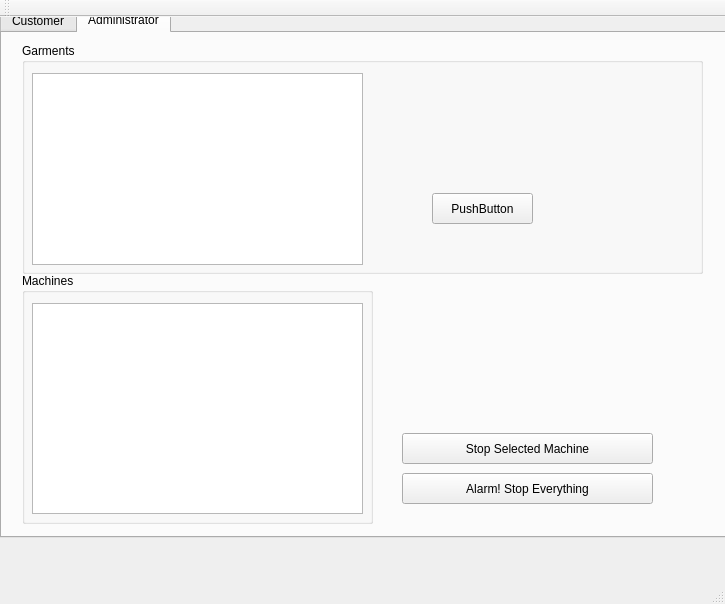
This is TestQT/mainwindow.ui in Twansch/UserInterface as Qt 5 draws it before an edit. The edited form follows.
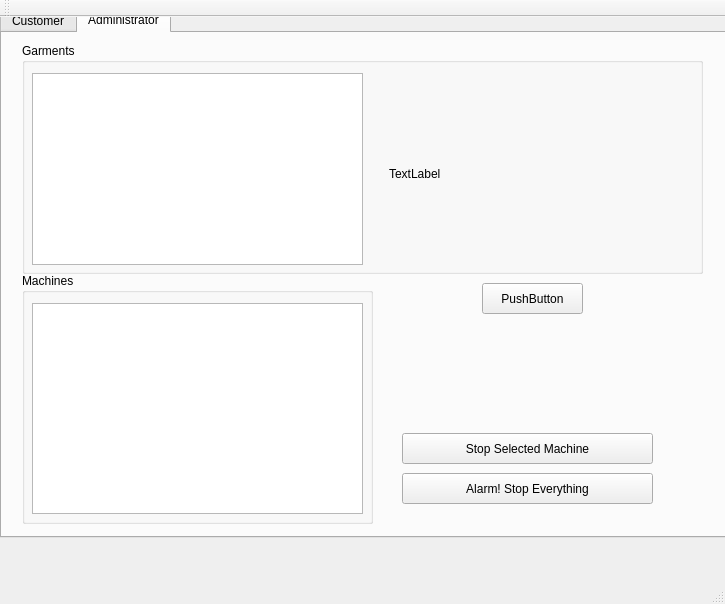
This is the edited form. The open tabs and pages were chosen to show the change.

Commit message: Listview properly implemented

What changed in the file:
```diff
--- a/TestQT/mainwindow.ui
+++ b/TestQT/mainwindow.ui
@@ -276,17 +276,17 @@
         </rect>
        </property>
       </widget>
-      <widget class="QPushButton" name="btAddGarmentTest">
+      <widget class="QLabel" name="lblAdminInfo">
        <property name="geometry">
         <rect>
-         <x>410</x>
-         <y>150</y>
-         <width>101</width>
-         <height>31</height>
+         <x>367</x>
+         <y>30</y>
+         <width>321</width>
+         <height>201</height>
         </rect>
        </property>
        <property name="text">
-        <string>PushButton</string>
+        <string>TextLabel</string>
        </property>
       </widget>
      </widget>
@@ -316,6 +316,19 @@
        <string>Alarm! Stop Everything</string>
       </property>
      </widget>
+     <widget class="QPushButton" name="btAddGarmentTest">
+      <property name="geometry">
+       <rect>
+        <x>480</x>
+        <y>250</y>
+        <width>101</width>
+        <height>31</height>
+       </rect>
+      </property>
+      <property name="text">
+       <string>PushButton</string>
+      </property>
+     </widget>
     </widget>
    </widget>
   </widget>
```
Left out of the diff: 2 changed lines with no effect on the pictures. The commit also changes 2 other files.
